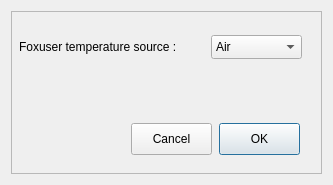
Old version of the form CCA.ui in the repository rpineau/CCA.
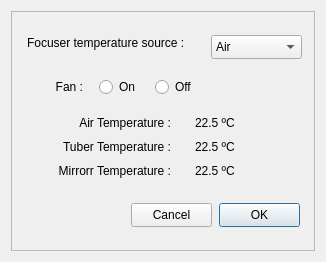
New version of the form. Custom widgets are drawn as their Qt base class.

Commit message: First macOS working version. Still some issues with Windows. Not tested yet on Linux.

Diff of the .ui file:
```diff
--- a/CCA.ui
+++ b/CCA.ui
@@ -6,8 +6,8 @@
    <rect>
     <x>0</x>
     <y>0</y>
-    <width>333</width>
-    <height>185</height>
+    <width>326</width>
+    <height>262</height>
    </rect>
   </property>
   <property name="sizePolicy">
@@ -18,14 +18,14 @@
   </property>
   <property name="minimumSize">
    <size>
-    <width>0</width>
-    <height>0</height>
+    <width>326</width>
+    <height>262</height>
    </size>
   </property>
   <property name="maximumSize">
    <size>
-    <width>640</width>
-    <height>312</height>
+    <width>326</width>
+    <height>262</height>
    </size>
   </property>
   <property name="windowTitle">
@@ -62,9 +62,9 @@
       <property name="geometry">
        <rect>
         <x>120</x>
-        <y>112</y>
+        <y>192</y>
         <width>81</width>
-        <height>32</height>
+        <height>24</height>
        </rect>
       </property>
       <property name="text">
@@ -78,9 +78,9 @@
       <property name="geometry">
        <rect>
         <x>208</x>
-        <y>112</y>
+        <y>192</y>
         <width>81</width>
-        <height>32</height>
+        <height>24</height>
        </rect>
       </property>
       <property name="text">
@@ -93,14 +93,14 @@
      <widget class="QLabel" name="label">
       <property name="geometry">
        <rect>
-        <x>8</x>
+        <x>16</x>
         <y>24</y>
         <width>184</width>
-        <height>24</height>
+        <height>16</height>
        </rect>
       </property>
       <property name="text">
-       <string>Foxuser temperature source :</string>
+       <string>Focuser temperature source :</string>
       </property>
      </widget>
      <widget class="QComboBox" name="comboBox">
@@ -128,6 +128,135 @@
        </property>
       </item>
      </widget>
+     <widget class="QRadioButton" name="radioButton">
+      <property name="geometry">
+       <rect>
+        <x>88</x>
+        <y>64</y>
+        <width>48</width>
+        <height>24</height>
+       </rect>
+      </property>
+      <property name="text">
+       <string>On</string>
+      </property>
+     </widget>
+     <widget class="QRadioButton" name="radioButton_2">
+      <property name="geometry">
+       <rect>
+        <x>144</x>
+        <y>64</y>
+        <width>48</width>
+        <height>24</height>
+       </rect>
+      </property>
+      <property name="text">
+       <string>Off</string>
+      </property>
+     </widget>
+     <widget class="QLabel" name="label_2">
+      <property name="geometry">
+       <rect>
+        <x>24</x>
+        <y>64</y>
+        <width>48</width>
+        <height>24</height>
+       </rect>
+      </property>
+      <property name="text">
+       <string>Fan :</string>
+      </property>
+      <property name="alignment">
+       <set>Qt::AlignRight|Qt::AlignTrailing|Qt::AlignVCenter</set>
+      </property>
+     </widget>
+     <widget class="QLabel" name="label_3">
+      <property name="geometry">
+       <rect>
+        <x>16</x>
+        <y>104</y>
+        <width>144</width>
+        <height>16</height>
+       </rect>
+      </property>
+      <property name="text">
+       <string>Air Temperature :</string>
+      </property>
+      <property name="alignment">
+       <set>Qt::AlignRight|Qt::AlignTrailing|Qt::AlignVCenter</set>
+      </property>
+     </widget>
+     <widget class="QLabel" name="label_4">
+      <property name="geometry">
+       <rect>
+        <x>16</x>
+        <y>128</y>
+        <width>144</width>
+        <height>16</height>
+       </rect>
+      </property>
+      <property name="text">
+       <string>Tuber Temperature :</string>
+      </property>
+      <property name="alignment">
+       <set>Qt::AlignRight|Qt::AlignTrailing|Qt::AlignVCenter</set>
+      </property>
+     </widget>
+     <widget class="QLabel" name="label_5">
+      <property name="geometry">
+       <rect>
+        <x>16</x>
+        <y>152</y>
+        <width>144</width>
+        <height>16</height>
+       </rect>
+      </property>
+      <property name="text">
+       <string>Mirrorr Temperature :</string>
+      </property>
+      <property name="alignment">
+       <set>Qt::AlignRight|Qt::AlignTrailing|Qt::AlignVCenter</set>
+      </property>
+     </widget>
+     <widget class="QLabel" name="airTemp">
+      <property name="geometry">
+       <rect>
+        <x>184</x>
+        <y>104</y>
+        <width>60</width>
+        <height>16</height>
+       </rect>
+      </property>
+      <property name="text">
+       <string>22.5 ºC</string>
+      </property>
+     </widget>
+     <widget class="QLabel" name="tubeTemp">
+      <property name="geometry">
+       <rect>
+        <x>184</x>
+        <y>128</y>
+        <width>60</width>
+        <height>16</height>
+       </rect>
+      </property>
+      <property name="text">
+       <string>22.5 ºC</string>
+      </property>
+     </widget>
+     <widget class="QLabel" name="mirrorTemp">
+      <property name="geometry">
+       <rect>
+        <x>184</x>
+        <y>152</y>
+        <width>60</width>
+        <height>16</height>
+       </rect>
+      </property>
+      <property name="text">
+       <string>22.5 ºC</string>
+      </property>
+     </widget>
     </widget>
    </item>
   </layout>
```
The commit also changes 6 other files.
